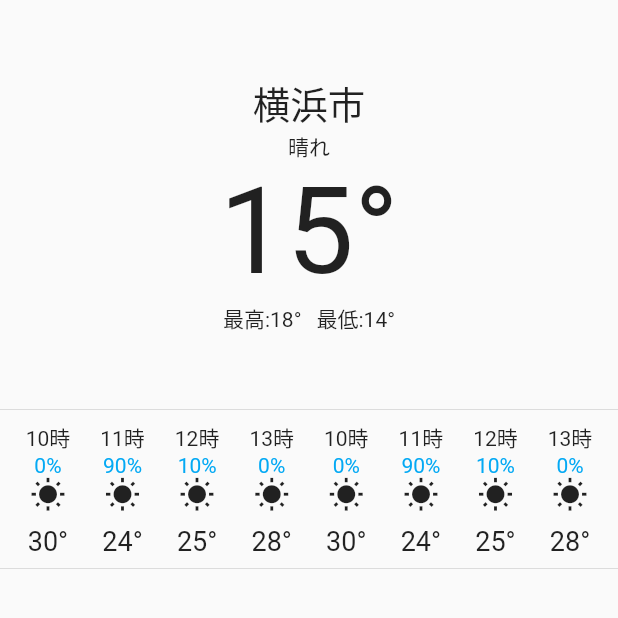
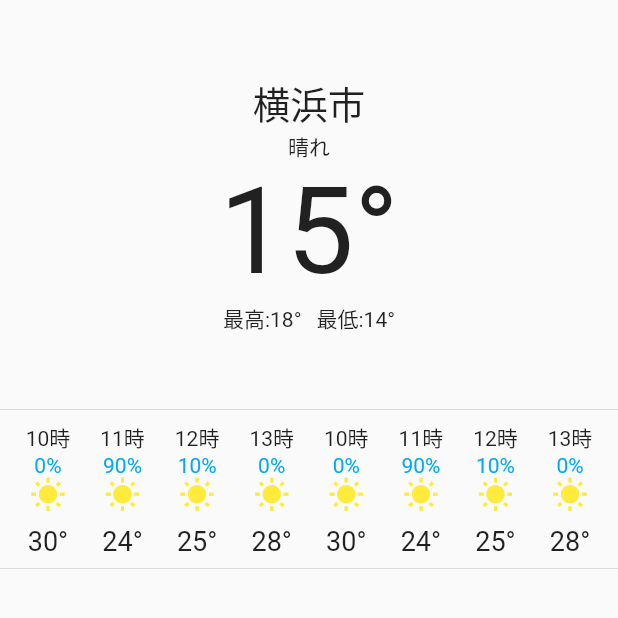
Before and after one commit to ohyeaho/weather_app, a Flutter app: the screen it shows after launch, on a phone screen of 412 x 824 dp, the top half of it. Run offline on Flutter 3.47's test engine with Material 2 defaults, Android fonts, the phone set to English and light mode, and no system bars.

Commit message:
top page fix

```diff
--- a/lib/top_page.dart
+++ b/lib/top_page.dart
@@ -41,8 +41,8 @@ class _TopPageState extends State<TopPage> {
                 Text('最低:${currentWeather.tempMin}°')
               ],
             ),
-            SizedBox(height: 50),
-            Divider(height: 0),
+            const SizedBox(height: 50),
+            const Divider(height: 0),
             SingleChildScrollView(
               scrollDirection: Axis.horizontal,
               child: Row(
@@ -52,17 +52,18 @@ class _TopPageState extends State<TopPage> {
                     child: Column(
                       children: [
                         Text('${DateFormat('H').format(weather.time)}時'),
-                        Text('${weather.rainyPercent}%', style: TextStyle(color: Colors.lightBlue)),
-                        Icon(Icons.wb_sunny_sharp),
-                        SizedBox(height: 8),
-                        Text('${weather.temp}°', style: TextStyle(fontSize: 18))
+                        Text('${weather.rainyPercent}%',
+                            style: const TextStyle(color: Colors.lightBlue)),
+                        const Icon(Icons.wb_sunny_sharp, color: Colors.yellow),
+                        const SizedBox(height: 8),
+                        Text('${weather.temp}°', style: const TextStyle(fontSize: 18))
                       ],
                     ),
                   );
                 }).toList(),
               ),
             ),
-            Divider(height: 0)
+            const Divider(height: 0)
           ],
         ),
       ),
```
